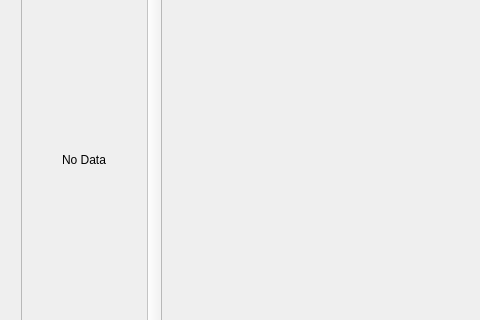
First picture: the form in dialog.ui, repository jma02/graham-scan-visualizer, before the edit; both pictures show x 0 to 480 and y 109 to 429 of the 800 by 600 pixel window.
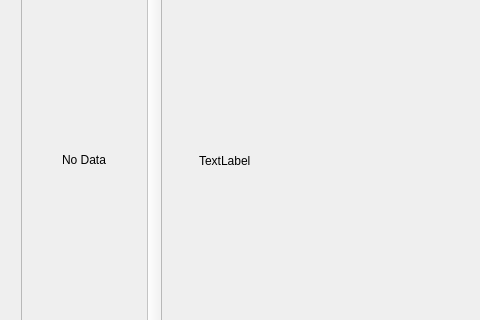
Second picture: the form after the edit.

```diff
--- a/dialog.ui
+++ b/dialog.ui
@@ -68,6 +68,22 @@
      </layout>
     </widget>
    </widget>
+   <widget class="QLabel" name="label_2">
+    <property name="geometry">
+     <rect>
+      <x>199</x>
+      <y>25</y>
+      <width>561</width>
+      <height>451</height>
+     </rect>
+    </property>
+    <property name="autoFillBackground">
+     <bool>true</bool>
+    </property>
+    <property name="text">
+     <string>TextLabel</string>
+    </property>
+   </widget>
   </widget>
   <widget class="QMenuBar" name="menubar">
    <property name="geometry">
```
